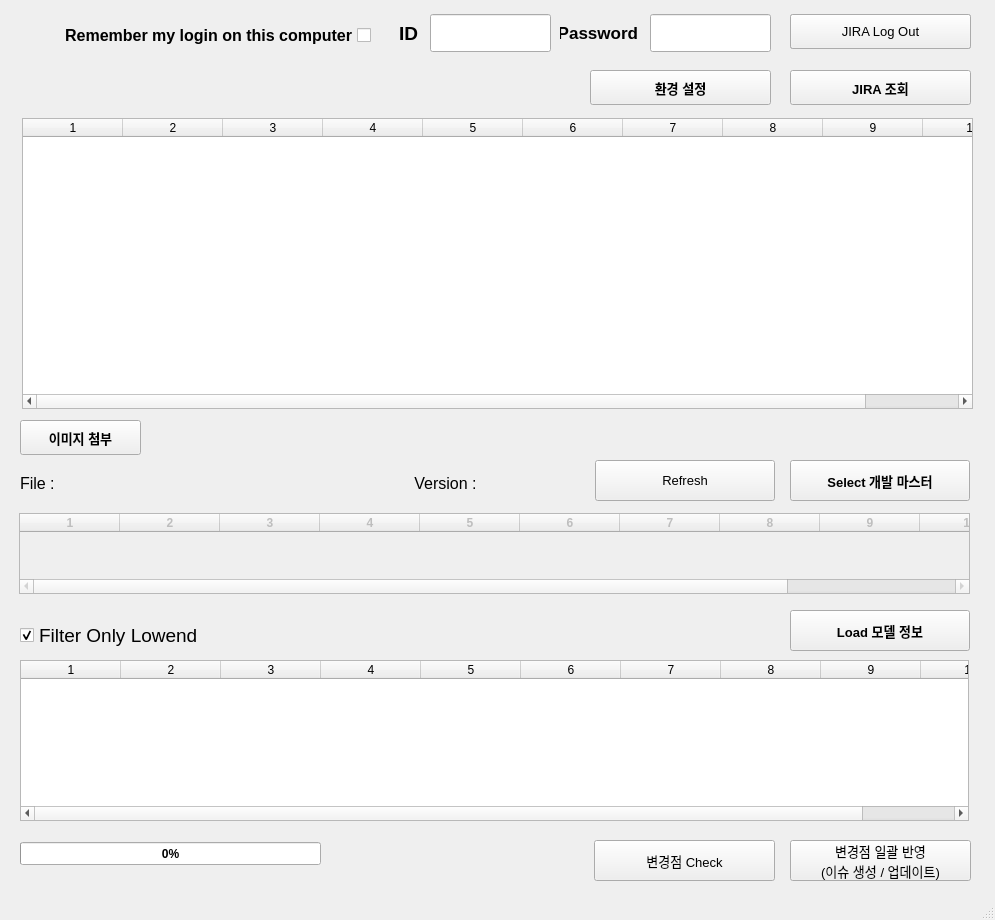
tvglobalapp/python_tool, file UI_part/JIRA_E-Streamer/Estreamer_JIRA_Main.ui: the form before one commit.
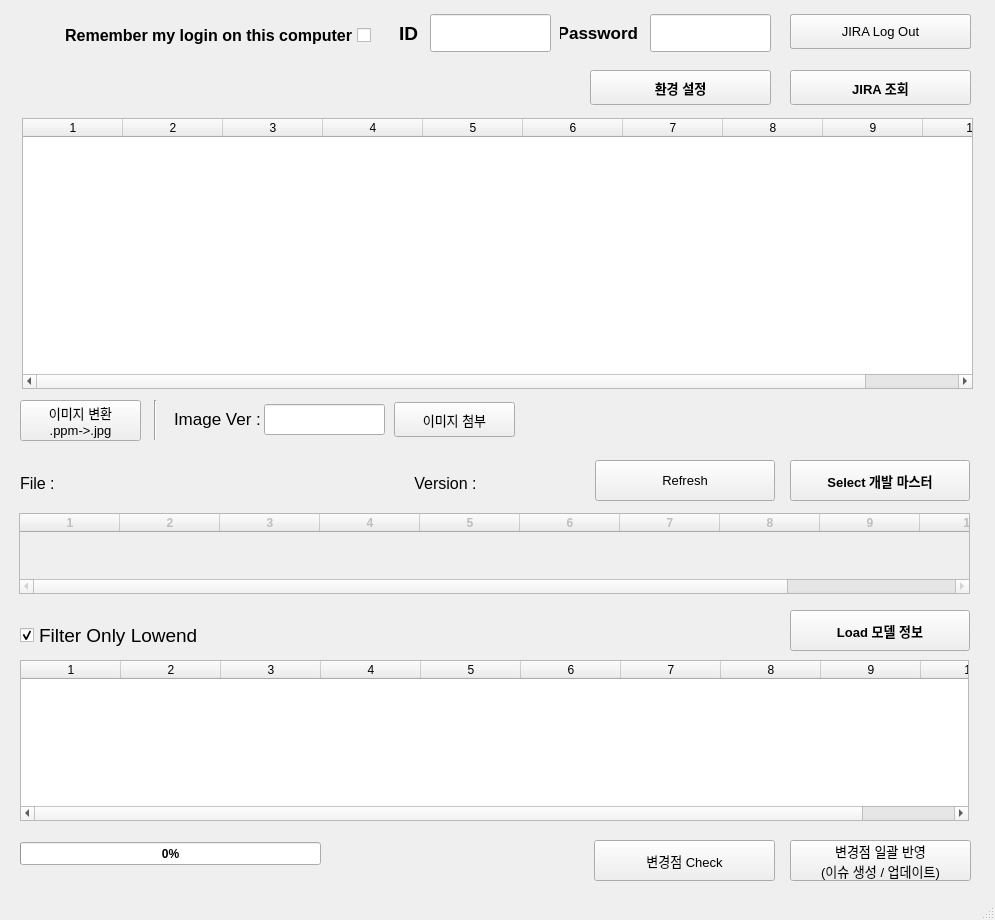
The form after the commit.

Commit message:
implement image and link-browser features
1. convert ppm to jpg
2. upload jpg to jira
3. open browser when double cilck jira number in table

What changed in the file:
```diff
--- a/UI_part/JIRA_E-Streamer/Estreamer_JIRA_Main.ui
+++ b/UI_part/JIRA_E-Streamer/Estreamer_JIRA_Main.ui
@@ -137,7 +137,7 @@
     <property name="geometry">
      <rect>
       <x>600</x>
-      <y>415</y>
+      <y>400</y>
       <width>371</width>
       <height>31</height>
      </rect>
@@ -208,7 +208,7 @@
       <x>22</x>
       <y>118</y>
       <width>951</width>
-      <height>291</height>
+      <height>271</height>
      </rect>
     </property>
     <property name="font">
@@ -657,8 +657,8 @@
    <widget class="QPushButton" name="btnSettings_2">
     <property name="geometry">
      <rect>
-      <x>20</x>
-      <y>420</y>
+      <x>394</x>
+      <y>402</y>
       <width>121</width>
       <height>35</height>
      </rect>
@@ -667,14 +667,94 @@
      <font>
       <family>Arial</family>
       <pointsize>10</pointsize>
-      <weight>75</weight>
-      <bold>true</bold>
+      <weight>50</weight>
+      <bold>false</bold>
      </font>
     </property>
     <property name="text">
      <string>이미지 첨부</string>
     </property>
    </widget>
+   <widget class="QLineEdit" name="txtImgVer">
+    <property name="geometry">
+     <rect>
+      <x>264</x>
+      <y>404</y>
+      <width>121</width>
+      <height>31</height>
+     </rect>
+    </property>
+    <property name="font">
+     <font>
+      <family>Arial</family>
+      <pointsize>14</pointsize>
+      <weight>75</weight>
+      <bold>true</bold>
+     </font>
+    </property>
+    <property name="alignment">
+     <set>Qt::AlignCenter</set>
+    </property>
+   </widget>
+   <widget class="QLabel" name="lblVer_4">
+    <property name="geometry">
+     <rect>
+      <x>174</x>
+      <y>409</y>
+      <width>91</width>
+      <height>20</height>
+     </rect>
+    </property>
+    <property name="font">
+     <font>
+      <family>Arial</family>
+      <pointsize>13</pointsize>
+      <weight>50</weight>
+      <bold>false</bold>
+     </font>
+    </property>
+    <property name="text">
+     <string>Image Ver :</string>
+    </property>
+    <property name="alignment">
+     <set>Qt::AlignLeading|Qt::AlignLeft|Qt::AlignVCenter</set>
+    </property>
+   </widget>
+   <widget class="Line" name="line">
+    <property name="geometry">
+     <rect>
+      <x>154</x>
+      <y>400</y>
+      <width>3</width>
+      <height>40</height>
+     </rect>
+    </property>
+    <property name="orientation">
+     <enum>Qt::Vertical</enum>
+    </property>
+   </widget>
+   <widget class="QPushButton" name="btnConvImg">
+    <property name="geometry">
+     <rect>
+      <x>20</x>
+      <y>400</y>
+      <width>121</width>
+      <height>41</height>
+     </rect>
+    </property>
+    <property name="font">
+     <font>
+      <family>Arial</family>
+      <pointsize>10</pointsize>
+      <weight>50</weight>
+      <bold>false</bold>
+     </font>
+    </property>
+    <property name="text">
+     <string>이미지 변환
+.ppm-&gt;.jpg</string>
+    </property>
+   </widget>
   </widget>
   <widget class="QMenuBar" name="menubar">
    <property name="geometry">
```
Left out of the diff: 5 changed lines with no effect on the pictures. The commit also changes 5 other files.
